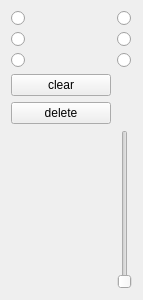
Before: the Qt Designer form src/ui/note_options.ui in ChivaTateo/Magic_Music_Composer, drawn with Qt 5.
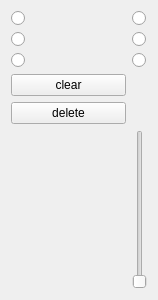
After: the same form once the commit is applied. Icons and pictures are not drawn.

```diff
--- a/src/ui/note_options.ui
+++ b/src/ui/note_options.ui
@@ -6,7 +6,7 @@
    <rect>
     <x>0</x>
     <y>0</y>
-    <width>143</width>
+    <width>158</width>
     <height>300</height>
    </rect>
   </property>
@@ -158,6 +158,9 @@
      <property name="focusPolicy">
       <enum>Qt::NoFocus</enum>
      </property>
+     <property name="styleSheet">
+      <string notr="true"/>
+     </property>
      <property name="maximum">
       <number>7</number>
      </property>
```
